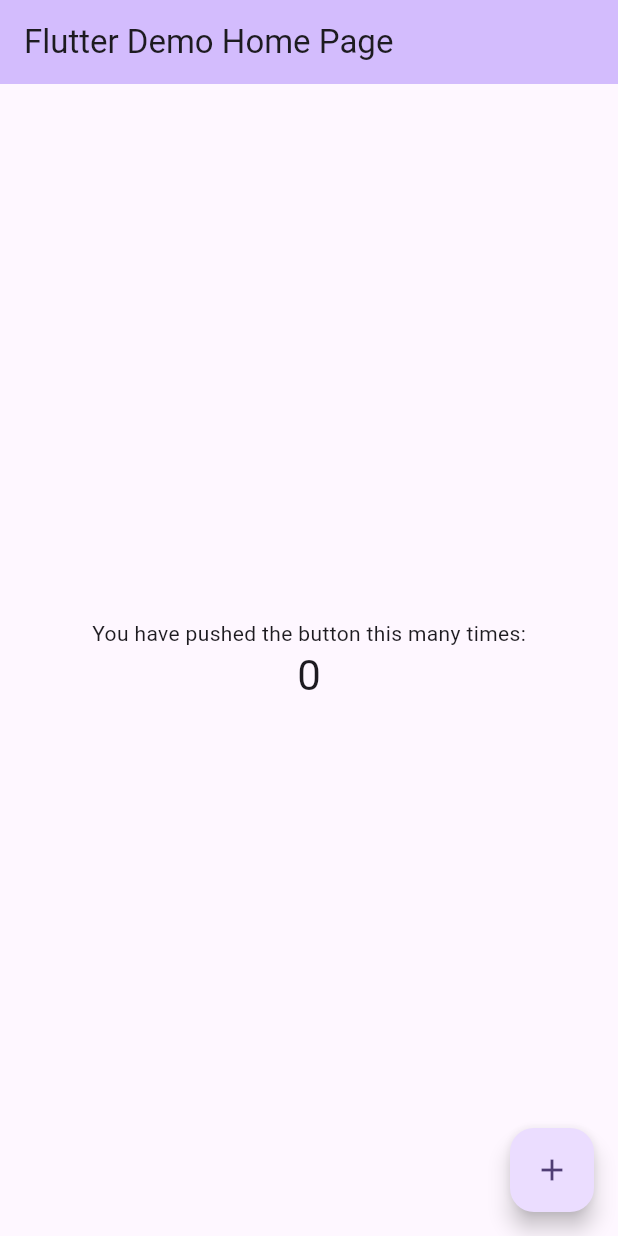
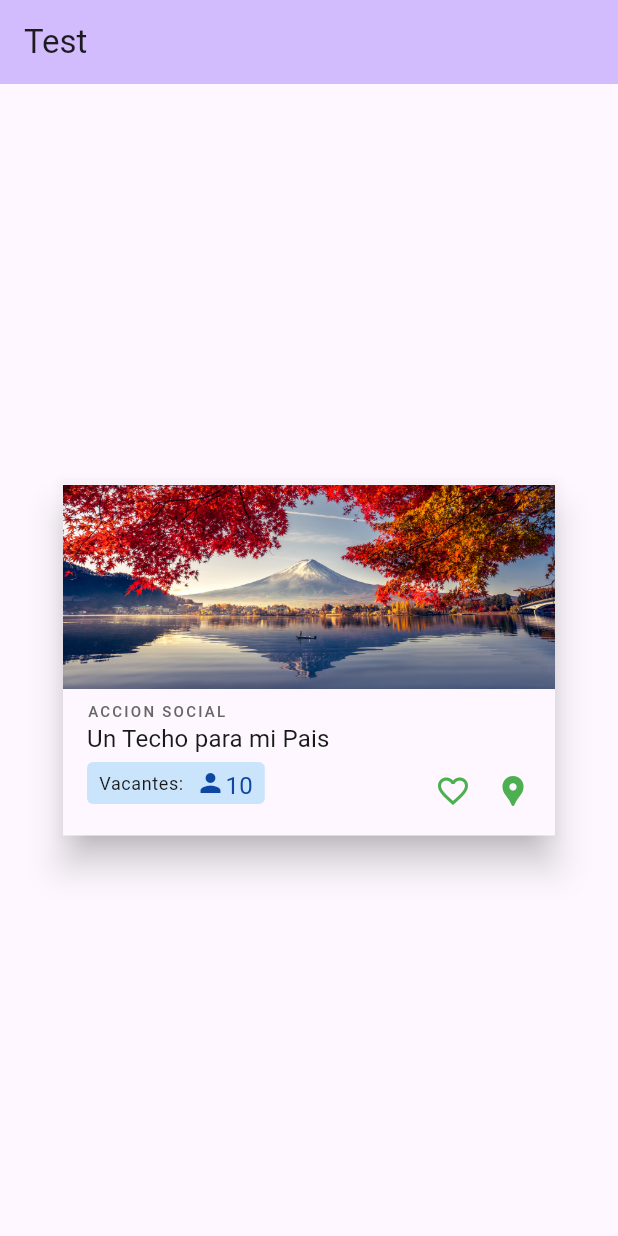
Before and after one commit to navfran98/Multiplataforma_TP, a Flutter app: the screen it shows after launch, on a phone screen of 412 x 824 dp. Run offline on Flutter 3.47's test engine with Material 2 defaults, Android fonts, the phone set to English and light mode, and no system bars.

Commit message:
Card Voluntariado

```diff
--- a/multi_tp/lib/main.dart
+++ b/multi_tp/lib/main.dart
@@ -31,95 +31,112 @@ class MyApp extends StatelessWidget {
         colorScheme: ColorScheme.fromSeed(seedColor: Colors.deepPurple),
         useMaterial3: true,
       ),
-      home: const MyHomePage(title: 'Flutter Demo Home Page'),
+      home: MyHomePage(),
     );
   }
 }
 
-class MyHomePage extends StatefulWidget {
-  const MyHomePage({super.key, required this.title});
-
-  // This widget is the home page of your application. It is stateful, meaning
-  // that it has a State object (defined below) that contains fields that affect
-  // how it looks.
-
-  // This class is the configuration for the state. It holds the values (in this
-  // case the title) provided by the parent (in this case the App widget) and
-  // used by the build method of the State. Fields in a Widget subclass are
-  // always marked "final".
-
-  final String title;
-
-  @override
-  State<MyHomePage> createState() => _MyHomePageState();
-}
-
-class _MyHomePageState extends State<MyHomePage> {
-  int _counter = 0;
-
-  void _incrementCounter() {
-    setState(() {
-      // This call to setState tells the Flutter framework that something has
-      // changed in this State, which causes it to rerun the build method below
-      // so that the display can reflect the updated values. If we changed
-      // _counter without calling setState(), then the build method would not be
-      // called again, and so nothing would appear to happen.
-      _counter++;
-    });
-  }
-
+//TODO: falta agregar "roboto" como font a los text
+class MyHomePage extends StatelessWidget {
   @override
   Widget build(BuildContext context) {
-    // This method is rerun every time setState is called, for instance as done
-    // by the _incrementCounter method above.
-    //
-    // The Flutter framework has been optimized to make rerunning build methods
-    // fast, so that you can just rebuild anything that needs updating rather
-    // than having to individually change instances of widgets.
     return Scaffold(
       appBar: AppBar(
-        // TRY THIS: Try changing the color here to a specific color (to
-        // Colors.amber, perhaps?) and trigger a hot reload to see the AppBar
-        // change color while the other colors stay the same.
         backgroundColor: Theme.of(context).colorScheme.inversePrimary,
-        // Here we take the value from the MyHomePage object that was created by
-        // the App.build method, and use it to set our appbar title.
-        title: Text(widget.title),
+        title: Text("Test"),
       ),
       body: Center(
-        // Center is a layout widget. It takes a single child and positions it
-        // in the middle of the parent.
-        child: Column(
-          // Column is also a layout widget. It takes a list of children and
-          // arranges them vertically. By default, it sizes itself to fit its
-          // children horizontally, and tries to be as tall as its parent.
-          //
-          // Column has various properties to control how it sizes itself and
-          // how it positions its children. Here we use mainAxisAlignment to
-          // center the children vertically; the main axis here is the vertical
-          // axis because Columns are vertical (the cross axis would be
-          // horizontal).
-          //
-          // TRY THIS: Invoke "debug painting" (choose the "Toggle Debug Paint"
-          // action in the IDE, or press "p" in the console), to see the
-          // wireframe for each widget.
-          mainAxisAlignment: MainAxisAlignment.center,
-          children: <Widget>[
-            const Text(
-              'You have pushed the button this many times:',
+        child: Material(
+          elevation: 10,
+          child: Container(
+            width: 328,
+            height: 234,
+            child: Column(
+              children: [
+                Image.asset(
+                  'images/Landscape-Color.jpg',
+                  fit: BoxFit.fill
+                ),
+                Container(
+                  padding: const EdgeInsets.fromLTRB(16.0, 8.0, 16.0, 16.0),
+                  child: Row(
+                    crossAxisAlignment: CrossAxisAlignment.end,
+                    children: [
+                      Container(
+                        alignment: AlignmentDirectional.centerStart,
+                        width: 232,
+                        height: 72,
+                        child:Column(
+                          crossAxisAlignment: CrossAxisAlignment.start,
+                          children: [
+                            const Text(
+                              "ACCION SOCIAL",
+                              style: TextStyle(
+                                fontWeight: FontWeight.w500, fontSize: 10, letterSpacing: 1.5, color: Color.fromRGBO(102, 102, 102, 1)
+                              ),
+                              textAlign: TextAlign.start,
+                            ),
+                            const Text(
+                              "Un Techo para mi Pais",
+                              style: TextStyle(
+                                fontWeight: FontWeight.w400, fontSize: 16, letterSpacing: 0.15, color: Color.fromRGBO(25, 25, 25, 1)
+                              ),
+                              textAlign: TextAlign.start,
+                            ),
+                            SizedBox(height: 4,),
+                            Container(
+                              padding: const EdgeInsets.fromLTRB(8.0, 4.0, 8.0, 4.0),
+                              height: 28,
+                              decoration: BoxDecoration(
+                                borderRadius: BorderRadius.circular(4.0),
+                                color: const Color.fromRGBO(202, 229 , 251, 1),
+                              ),
+                              child: const Row(
+                                mainAxisSize: MainAxisSize.min,
+                                children: [
+                                  Text(
+                                    "Vacantes:",
+                                    style: TextStyle(
+                                      fontWeight: FontWeight.w400, fontSize: 12, letterSpacing: 0.4, color: Color.fromRGBO(25, 25, 25, 1)
+                                    ),
+                                  ),
+                                  SizedBox(width: 8,),
+                                  Row(
+                                      children: [
+                                        Icon(Icons.person, color: Color.fromRGBO(13, 71, 161, 1),size: 20,),
+                                        Text(
+                                          "10",
+                                          style: TextStyle(
+                                            fontWeight: FontWeight.w400, fontSize: 16, letterSpacing: 0.15, color: Color.fromRGBO(13, 71, 161, 1)
+                                          ),
+                                        )
+                                      ],
+                                    ),
+                                ]
+                              ),
+                            )
+                          ],
+                        ),
+                      ),
+                      Container(
+                        height: 24,
+                        width: 64,
+                        child: const Row(
+                          children: [
+                            Icon(Icons.favorite_border, size: 24, color: Colors.green,),
+                            SizedBox(width: 16,),
+                            Icon(Icons.location_pin, size:24, color: Colors.green,)
+                          ],
+                        ),
+                      )
+                    ],
+                  ),
+                )
+              ],
             ),
-            Text(
-              '$_counter',
-              style: Theme.of(context).textTheme.headlineMedium,
-            ),
-          ],
+          ),
         ),
       ),
-      floatingActionButton: FloatingActionButton(
-        onPressed: _incrementCounter,
-        tooltip: 'Increment',
-        child: const Icon(Icons.add),
-      ), // This trailing comma makes auto-formatting nicer for build methods.
     );
   }
 }
--- a/multi_tp/pubspec.yaml
+++ b/multi_tp/pubspec.yaml
@@ -59,9 +59,8 @@ flutter:
   uses-material-design: true
 
   # To add assets to your application, add an assets section, like this:
-  # assets:
-  #   - images/a_dot_burr.jpeg
-  #   - images/a_dot_ham.jpeg
+  assets:
+    - images/
 
   # An image asset can refer to one or more resolution-specific "variants", see
   # https://flutter.dev/assets-and-images/#resolution-aware
```
Also changed, not shown: multi_tp/images/Landscape-Color.jpg (added).
